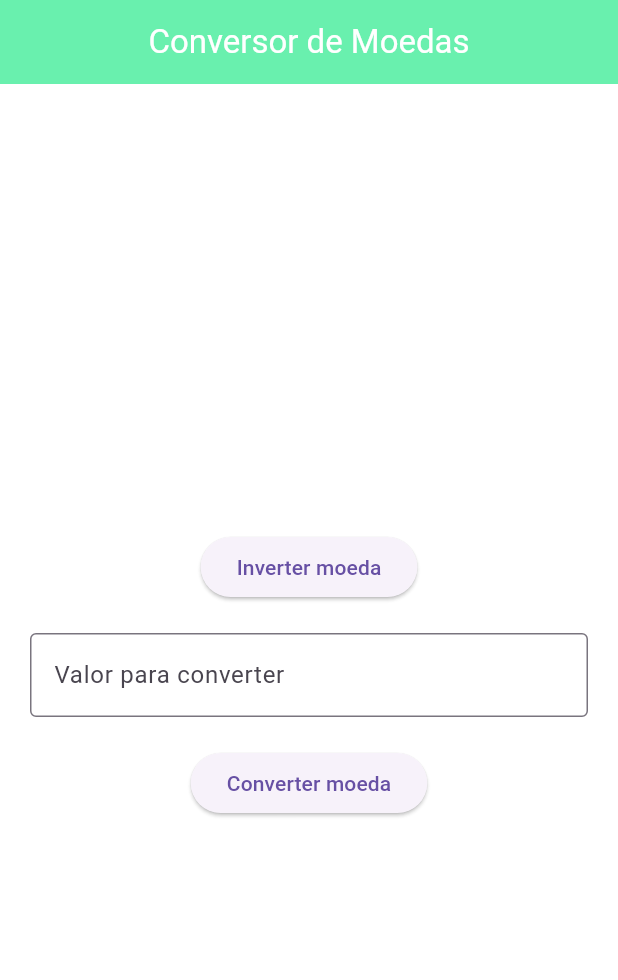
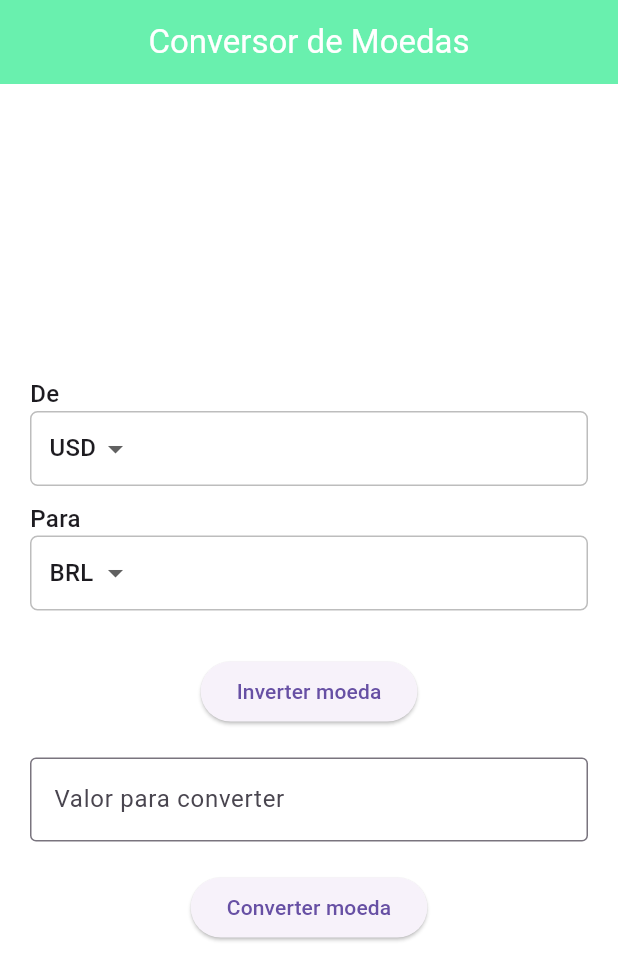
Before and after one commit to diegororiz7/projeto_inicial, a Flutter app: the screen it shows after launch, on a phone screen of 412 x 824 dp. Shown: the top 980 px of the screen. Run offline on Flutter 3.47's test engine with Material 3 defaults, Android fonts, the phone set to English and light mode, and no system bars.

Commit message:
Aula 07/10/2025

```diff
--- a/lib/main.dart
+++ b/lib/main.dart
@@ -1,4 +1,4 @@
-// ignore_for_file: depend_on_referenced_packages, unused_import, unused_field, prefer_final_fields, dead_code, empty_catches, unused_local_variable, use_build_context_synchronously, avoid_print, use_full_hex_values_for_flutter_colors
+// ignore_for_file: depend_on_referenced_packages, unused_import, unused_field, prefer_final_fields, dead_code, empty_catches, unused_local_variable, use_build_context_synchronously, avoid_print, use_full_hex_values_for_flutter_colors, unnecessary_brace_in_string_interps
 
 import 'package:flutter/material.dart';
 import 'package:http/http.dart' as http;
@@ -24,17 +24,12 @@ class _ConversorMoedaState extends State<ConversorMoeda> {
   String para = 'BRL';
   double? cotacao;
   String? resultado;
+  String? dataHoraCotacao;
   bool carregando = false;
 
-  final List<String> modedas = [
-    'USD',
-    'BRL',
-    'EUR',
-    'ARS',
-    'CAD',
-    'JPY',
-    'BTC',
-  ];
+  final List<String> moedas = ['USD', 'BRL', 'EUR', 'ARS', 'CAD', 'JPY', 'BTC'];
+
+  final List<String> historico = [];
 
   Future<void> converter() async {
     final valor = _controller.text;
@@ -48,9 +43,10 @@ class _ConversorMoedaState extends State<ConversorMoeda> {
     }
 
     setState(() {
-      carregando = true;
+      carregando = false;
       cotacao = null;
       resultado = null;
+      dataHoraCotacao = null;
     });
 
     try {
@@ -61,13 +57,17 @@ class _ConversorMoedaState extends State<ConversorMoeda> {
         final data = jsonDecode(response.body);
         final key = '$de$para';
         final taxa = double.parse(data[key]['bid']);
+        final dataCotacao = data[key]['create_date'];
 
         final valorConvertido = double.parse(valor) * taxa;
 
         setState(() {
           carregando = false;
           cotacao = taxa;
+          dataHoraCotacao = dataCotacao;
           resultado = valorConvertido.toStringAsFixed(2);
+
+          historico.insert(0, '$valor $de -> $resultado $para $dataCotacao');
         });
       } else {
         throw Exception('Erro na API');
@@ -103,7 +103,7 @@ class _ConversorMoedaState extends State<ConversorMoeda> {
   @override
   Widget build(BuildContext context) {
     return Scaffold(
-      backgroundColor: Colors.white12,
+      backgroundColor: Colors.white,
       appBar: AppBar(
         title: Text(
           'Conversor de Moedas',
@@ -117,7 +117,7 @@ class _ConversorMoedaState extends State<ConversorMoeda> {
           padding: EdgeInsets.all(20),
           child: Column(
             children: [
-              /*buildDropDown('De', de, (val) {
+              buildDropDown('De', de, (val) {
                 setState(() {
                   de = val!;
                 });
@@ -126,7 +126,7 @@ class _ConversorMoedaState extends State<ConversorMoeda> {
                 setState(() {
                   para = val!;
                 });
-              }),*/
+              }),
               SizedBox(height: 20),
               ElevatedButton(
                 onPressed: inverter,
@@ -146,10 +146,106 @@ class _ConversorMoedaState extends State<ConversorMoeda> {
                 onPressed: converter,
                 child: Text('Converter moeda'),
               ),
+              if (carregando) ...[
+                SizedBox(height: 30),
+                CircularProgressIndicator(color: Colors.blue),
+              ],
+              if (resultado != null && cotacao != null) ...[
+                SizedBox(height: 30),
+                Container(
+                  padding: EdgeInsets.all(15),
+                  decoration: BoxDecoration(
+                    color: Colors.grey.shade400,
+                    borderRadius: BorderRadius.circular(8),
+                  ),
+                  child: Column(
+                    crossAxisAlignment: CrossAxisAlignment.start,
+                    children: [
+                      Text(
+                        'Valor digitado: ${_controller.text} $de',
+                        style: resultStyle,
+                      ),
+                      if (dataHoraCotacao != null) ...[
+                        Text(
+                          'Data da cotação: $dataHoraCotacao',
+                          style: resultStyle,
+                        ),
+                      ],
+                      Text(
+                        'Cotação: 1 $de = ${cotacao!.toStringAsFixed(4)} $para',
+                        style: resultStyle,
+                      ),
+                      Text(
+                        'Valor convertido: $resultado $para',
+                        style: resultStyle,
+                      ),
+                    ],
+                  ),
+                ),
+              ],
+              /*if (historico.isNotEmpty) ...[
+                SizedBox(height: 30),
+                Text(
+                  'Histórico de conversões',
+                  style: TextStyle(fontSize: 16, fontWeight: FontWeight.w500),
+                ),
+                SizedBox(height: 10),
+                ListView.builder(
+                  itemCount: historico.length,
+                  itemBuilder: (context, index) {
+                    return ListTile(
+                      leading: Icon(Icons.history),
+                      title: Text(historico[index]),
+                    );
+                  },
+                ),
+              ],*/
             ],
           ),
         ),
       ),
     );
   }
+
+  Widget buildDropDown(
+    String label,
+    String value,
+    ValueChanged<String?> onChanged,
+  ) {
+    return Container(
+      margin: EdgeInsets.only(bottom: 10),
+      width: double.infinity,
+      child: Column(
+        crossAxisAlignment: CrossAxisAlignment.stretch,
+        children: [
+          Text(
+            label,
+            style: TextStyle(fontSize: 16, fontWeight: FontWeight.w500),
+          ),
+          Container(
+            padding: EdgeInsets.symmetric(horizontal: 12),
+            decoration: BoxDecoration(
+              color: Colors.white,
+              borderRadius: BorderRadius.circular(5),
+              border: Border.all(color: Colors.grey.shade400),
+            ),
+            child: DropdownButton<String>(
+              value: value,
+              underline: SizedBox(),
+              items: moedas
+                  .map((m) => DropdownMenuItem(value: m, child: Text(m)))
+                  .toList(),
+              onChanged: onChanged,
+            ),
+          ),
+        ],
+      ),
+    );
+  }
+
+  TextStyle get resultStyle => TextStyle(
+    fontSize: 18,
+    fontWeight: FontWeight.w500,
+    color: Colors.green.shade800,
+  );
 }
```
